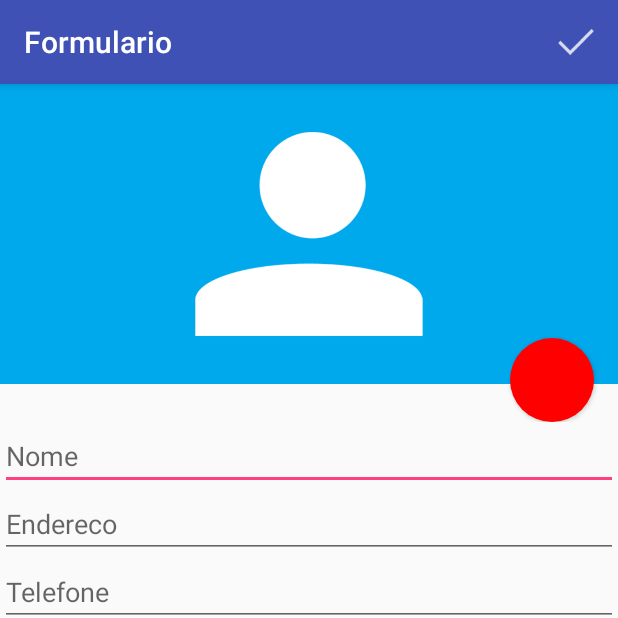
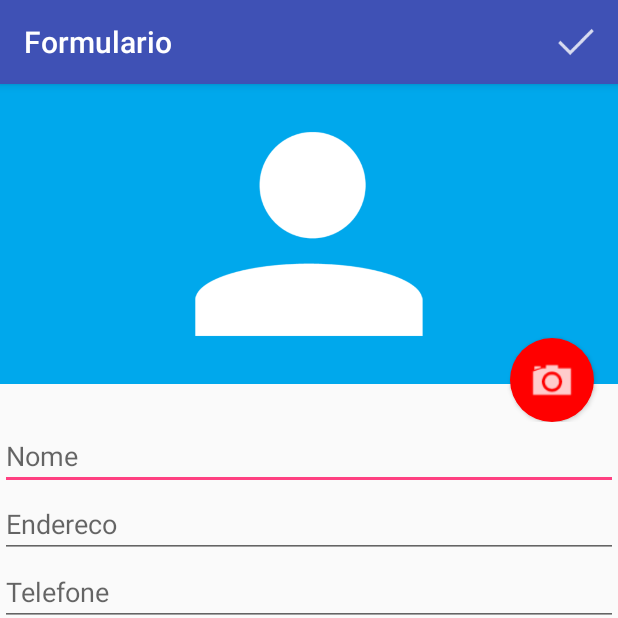
Before and after one commit to natanbrasil/agenda, an Android app: the FormularioActivity screen opened directly, with no data from a screen before it, on a phone screen of 412 x 824 dp, the top half of it. Run offline under Robolectric (Android 15) with nearby library versions, the phone set to English and light mode, and no system bars.

Commit message:
modificação no icone câmera

```diff
--- a/app/src/main/res/layout/activity_formulario.xml
+++ b/app/src/main/res/layout/activity_formulario.xml
@@ -13,15 +13,17 @@
             android:layout_height="225dp">
 
             <ImageView
+                android:id="@+id/formulario_foto"
                 android:layout_width="match_parent"
                 android:layout_height="200dp"
                 android:src="@drawable/person"
                 android:background="#00A8EC" />
 
             <Button
+                android:id="@+id/formulario_botao_foto"
                 android:layout_width="56dp"
                 android:layout_height="56dp"
-                android:background="@drawable/fundo"
+                android:background="@drawable/fundo_camera"
                 android:layout_alignParentBottom="true"
                 android:layout_alignParentRight="true"
                 android:layout_marginRight="16dp"/>
```
Also changed, not shown: app/src/main/res/drawable/fundo_camera.xml (renamed from app/src/main/res/drawable/fundo._camera.xml).
